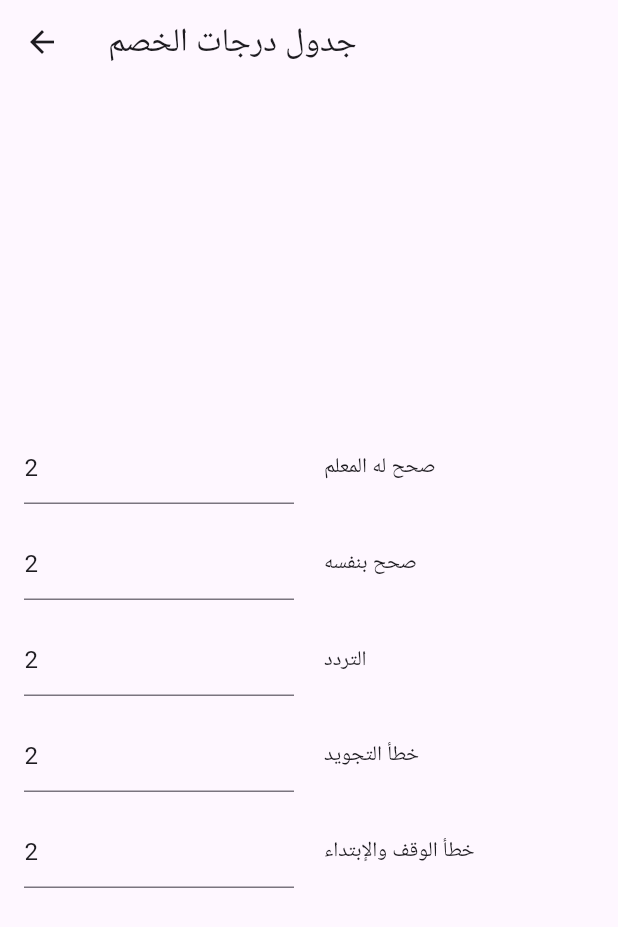
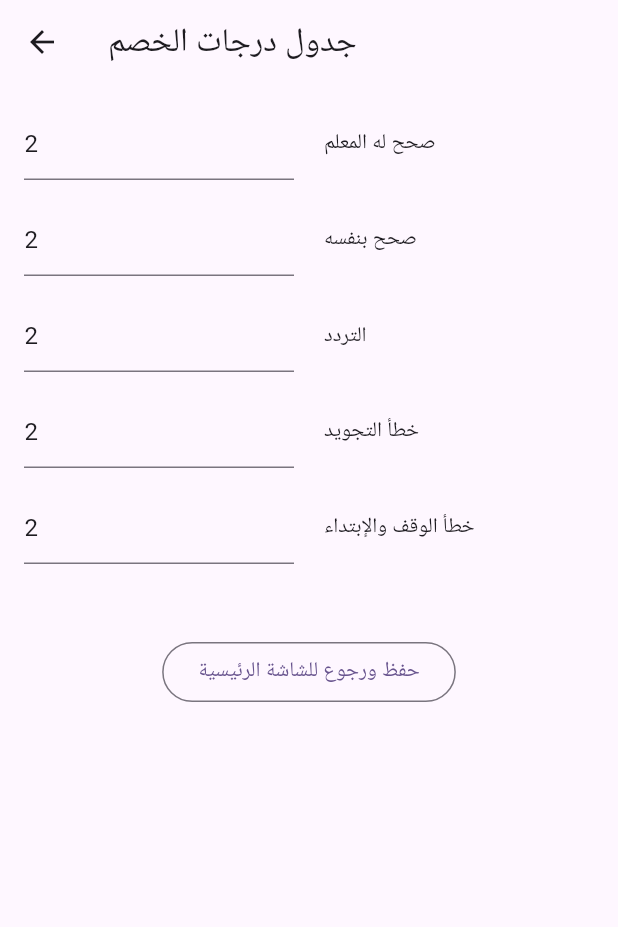
Before and after one commit to mhussin2008/quran_test, a Flutter app: the DegreeTable screen opened directly, on a phone screen of 412 x 824 dp. Shown: the top 927 px of the screen. Run offline on Flutter 3.47's test engine with Material 2 defaults, Android fonts, the phone set to English and light mode, and no system bars; our stand-ins replace fluttertoast, shared_preferences, sqflite, syncfusion_flutter_datagrid; accounts and stored records are empty.

Commit message:
degree not complete

```diff
--- a/lib/Screens/DegreeTable.dart
+++ /dev/null
@@ -1,47 +0,0 @@
-import 'package:flutter/material.dart';
-import '';
-import '../Data/DegreeData.dart';
-
-class DegreeTable extends StatefulWidget {
-   DegreeTable({Key? key}) : super(key: key);
-
-  @override
-  State<DegreeTable> createState() => _DegreeTableState();
-}
-
-class _DegreeTableState extends State<DegreeTable> {
-  List<TextEditingController> tEditContoller=
-                List.generate(DegreeData.faultList.length, (index) => TextEditingController(text: DegreeData.degreeTable[index].toString() ));
-  @override
-  Widget build(BuildContext context) {
-    return  Scaffold(
-      appBar: AppBar(
-        title: Text('جدول درجات الخصم'),
-      ),
-      body:Padding(
-        padding: const EdgeInsets.all(8.0),
-        child: Column(
-            mainAxisAlignment: MainAxisAlignment.center,
-            children:
-            DegreeData.degreeTable.asMap().entries.map  (
-                    (entry) => Padding(
-                      padding: const EdgeInsets.all(8.0),
-                      child: Row(
-                        mainAxisAlignment: MainAxisAlignment.center,
-                        children: [
-                          Expanded(
-                            child: TextField(
-                                controller: tEditContoller[entry.key]  ,
-                                 ),
-                          )
-                          ,SizedBox(width: 20,)
-                          ,
-                          Expanded(child: Text(DegreeData.faultList[entry.key]))
-                        ],
-                      ),
-                    )).toList()
-        ),
-      ) ,
-    );
-  }
-}
--- /dev/null
+++ b/lib/Screens/DegreeTableScreen.dart
@@ -0,0 +1,73 @@
+import 'package:flutter/material.dart';
+import '';
+import '../Data/DegreeData.dart';
+
+class DegreeTable extends StatefulWidget {
+   DegreeTable({Key? key}) : super(key: key);
+
+  @override
+  State<DegreeTable> createState() => _DegreeTableState();
+}
+
+class _DegreeTableState extends State<DegreeTable> {
+  List<TextEditingController> tEditContoller=
+                List.generate(DegreeData.faultList.length, (index) => TextEditingController(text: DegreeData.degreeTable[index].toString() ));
+  @override
+  void initState() {
+    // TODO: implement initState
+    DegreeData.getDegreeData();
+
+    super.initState();
+  }
+
+  @override
+  Widget build(BuildContext context) {
+    return  Scaffold(
+      appBar: AppBar(
+        title: Text('جدول درجات الخصم'),
+      ),
+      body:Padding(
+        padding: const EdgeInsets.all(8.0),
+        child: Column(
+          children: [
+            Column(
+                mainAxisAlignment: MainAxisAlignment.center,
+                children:
+                 DegreeData.degreeTable.asMap().entries.map  (
+                        (entry) =>  Padding(
+                          padding: const EdgeInsets.all(8.0),
+                          child: Row(
+                            mainAxisAlignment: MainAxisAlignment.center,
+                            children: [
+                              Expanded(
+                                child: TextField(
+                                    controller: tEditContoller[entry.key]  ,
+                                     ),
+                              )
+                              ,SizedBox(width: 20,)
+                              ,
+                              Expanded(child: Text(DegreeData.faultList[entry.key]))
+                            ],
+                          ),
+                        )).toList()
+            ),
+            SizedBox(height: 40,),
+            OutlinedButton(onPressed: () async {
+              // DegreeData.degreeTable=DegreeData.degreeTable.asMap().entries.map((entry) {
+              //   return int.parse(tEditContoller[entry.key].text);
+              // }).toList();
+              DegreeData.degreeTable.clear();
+              tEditContoller.forEach((element) {
+                DegreeData.degreeTable.add(int.parse(element.text));
+              });
+              print(DegreeData.degreeTable);
+              await DegreeData.setDegreeData();
+
+
+            }, child: Text('حفظ ورجوع للشاشة الرئيسية'))
+          ],
+        ),
+      ) ,
+    );
+  }
+}
--- a/lib/Screens/StartUpScreen.dart
+++ b/lib/Screens/StartUpScreen.dart
@@ -5,7 +5,7 @@ import 'package:quran_test/Screens/ChallengeEntryScreen.dart';
 import 'package:quran_test/Screens/QaryDataEntry.dart';
 import 'package:sqflite/sqflite.dart';
 
-import 'DegreeTable.dart';
+import 'DegreeTableScreen.dart';
 
 class startUpScreen extends StatelessWidget {
   const startUpScreen({Key? key}) : super(key: key);
```
Also changed, not shown: lib/Data/DegreeData.dart (+5 -3 lines).
